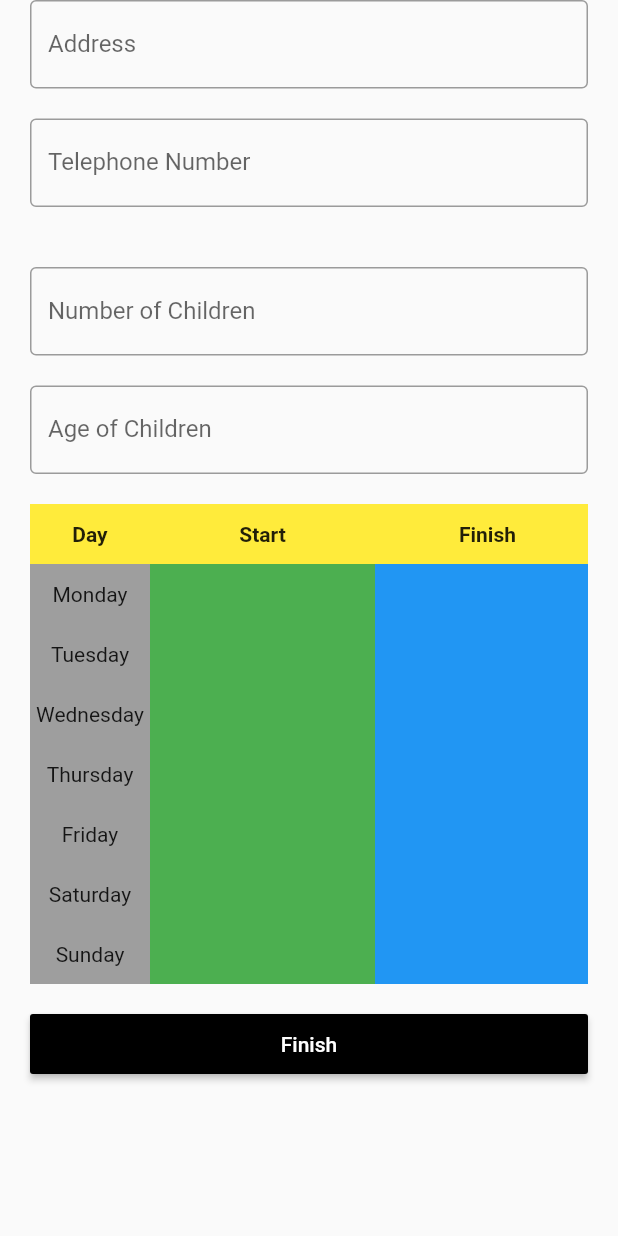
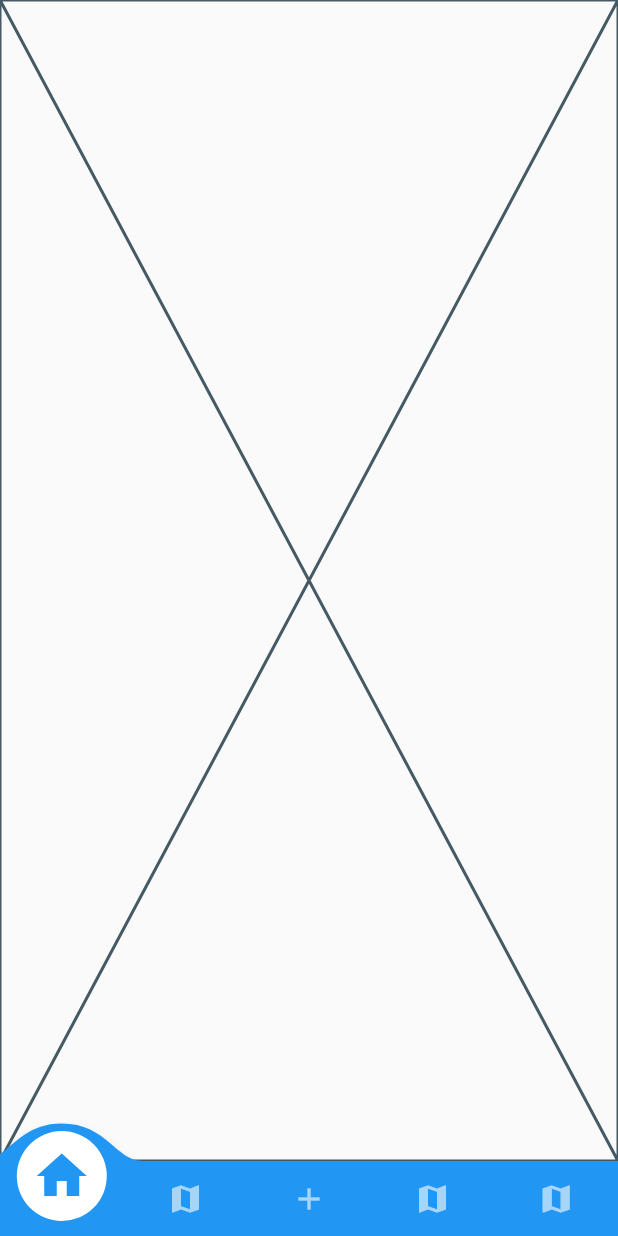
Before and after one commit to PearlOrganisationApplications/BloomBuddies, a Flutter app: the FromDataRegistrationParent screen opened directly, after a tap on "Finish", on a phone screen of 412 x 824 dp. Run offline on Flutter 3.47's test engine with Material 2 defaults, Android fonts, the phone set to English and light mode, and no system bars; drawn by our look-alikes of convex_bottom_bar; our stand-ins replace animated_text_kit, rflutter_alert; missing offline and left inert: horizontal_data_table.

Commit message:
added home page

```diff
--- a/lib/screen/parent/form_data_registration.dart
+++ b/lib/screen/parent/form_data_registration.dart
@@ -2,6 +2,8 @@
 import 'package:bloom/screen/babysitter/widgets/custom_container.dart';
 import 'package:flutter/material.dart';
 import 'package:horizontal_data_table/horizontal_data_table.dart';
+
+import 'homepage/home_page.dart';
 
 class FromDataRegistrationParent extends StatefulWidget {
   const FromDataRegistrationParent({Key? key}) : super(key: key);
@@ -203,8 +205,8 @@ class _FromDataRegistrationParentState extends State<FromDataRegistrationParent>
                         child: MaterialButton(
                           color: Colors.black,
                           onPressed: () {
-                            /*Navigator.of(context).push(MaterialPageRoute(
-                            builder: (context) => FromDataRegistration()));*/
+                            Navigator.of(context).push(MaterialPageRoute(
+                            builder: (context) => HomePage()));
                           },
                           child: const Text(
                             'Finish',
--- /dev/null
+++ b/lib/screen/parent/homepage/dashboard.dart
@@ -0,0 +1,17 @@
+
+
+import 'package:flutter/cupertino.dart';
+
+class Dashboard extends StatefulWidget {
+  const Dashboard({Key? key}) : super(key: key);
+
+  @override
+  State<Dashboard> createState() => _DashboardState();
+}
+
+class _DashboardState extends State<Dashboard> {
+  @override
+  Widget build(BuildContext context) {
+    return const Placeholder();
+  }
+}
--- /dev/null
+++ b/lib/screen/parent/homepage/home_page.dart
@@ -0,0 +1,47 @@
+
+
+import 'package:convex_bottom_bar/convex_bottom_bar.dart';
+import 'package:flutter/cupertino.dart';
+import 'package:flutter/material.dart';
+
+import 'chat_screen.dart';
+import 'dashboard.dart';
+import 'notification_screen.dart';
+
+class HomePage extends StatefulWidget {
+  const HomePage({Key? key}) : super(key: key);
+
+  @override
+  State<HomePage> createState() => _HomePageState();
+}
+
+class _HomePageState extends State<HomePage> {
+
+
+  int _index = 0;
+  @override
+  Widget build(BuildContext context) {
+    return Scaffold(
+      body:
+      _index == 0? Dashboard() :
+      _index == 1? Dashboard() :
+      _index == 2? ChatScreen() :
+      _index == 3? Dashboard() :
+      _index == 4? Dashboard() : NotificationScreen(),
+      bottomNavigationBar: ConvexAppBar.badge({2: '99+', /*1: Icons.assistant_photo,*/ 4: Colors.redAccent},
+        items: [
+          TabItem(icon: Icons.home,  ),
+          TabItem(icon: Icons.map,  ),
+          TabItem(icon: Icons.add,  ),
+          TabItem(icon: Icons.map,  ),
+          TabItem(icon: Icons.map,  ),
+        ],
+        onTap: (int i) {
+        setState(() {
+          _index = i;
+        });
+        },
+      ),
+    );
+  }
+}
--- a/pubspec.yaml
+++ b/pubspec.yaml
@@ -40,6 +40,7 @@ dependencies:
   material_design_icons_flutter: ^6.0.7096
   syncfusion_flutter_datepicker: ^21.1.39
   horizontal_data_table: ^4.1.5
+  convex_bottom_bar: ^3.2.0
 
 dev_dependencies:
   flutter_test:
```
Also changed, not shown: lib/screen/parent/homepage/chat_screen.dart (added, +19 -0 lines), lib/screen/parent/homepage/notification_screen.dart (added, +18 -0 lines), lib/screen/parent/simple_table.dart (deleted, +0 -90 lines), pubspec.lock.
